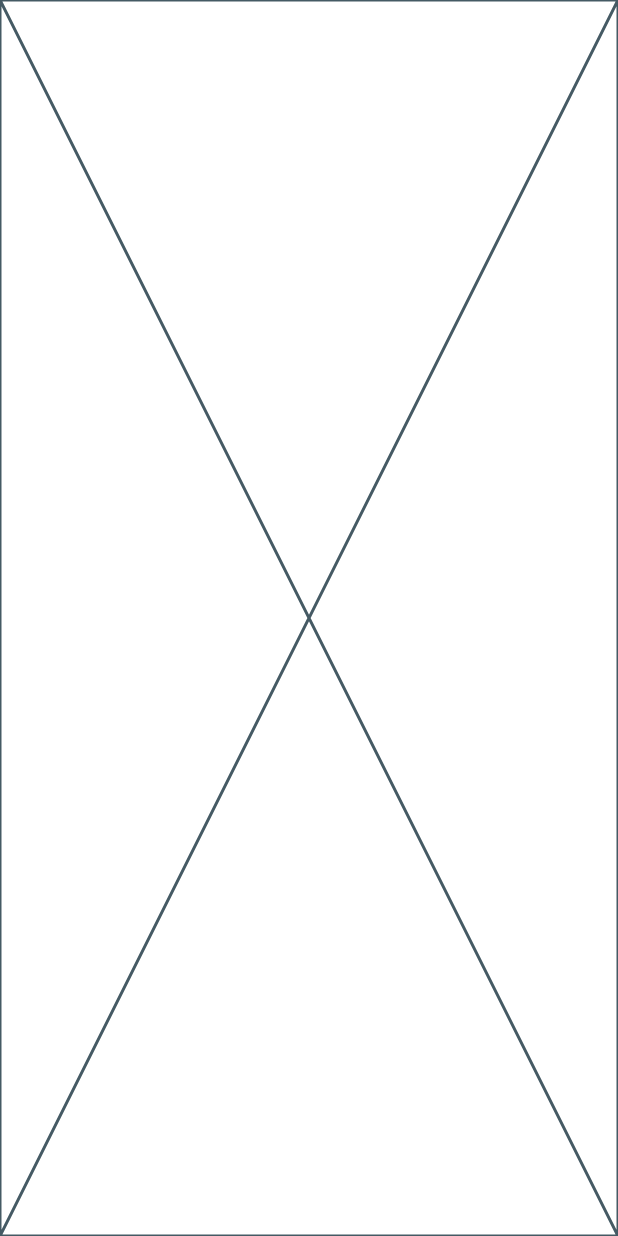
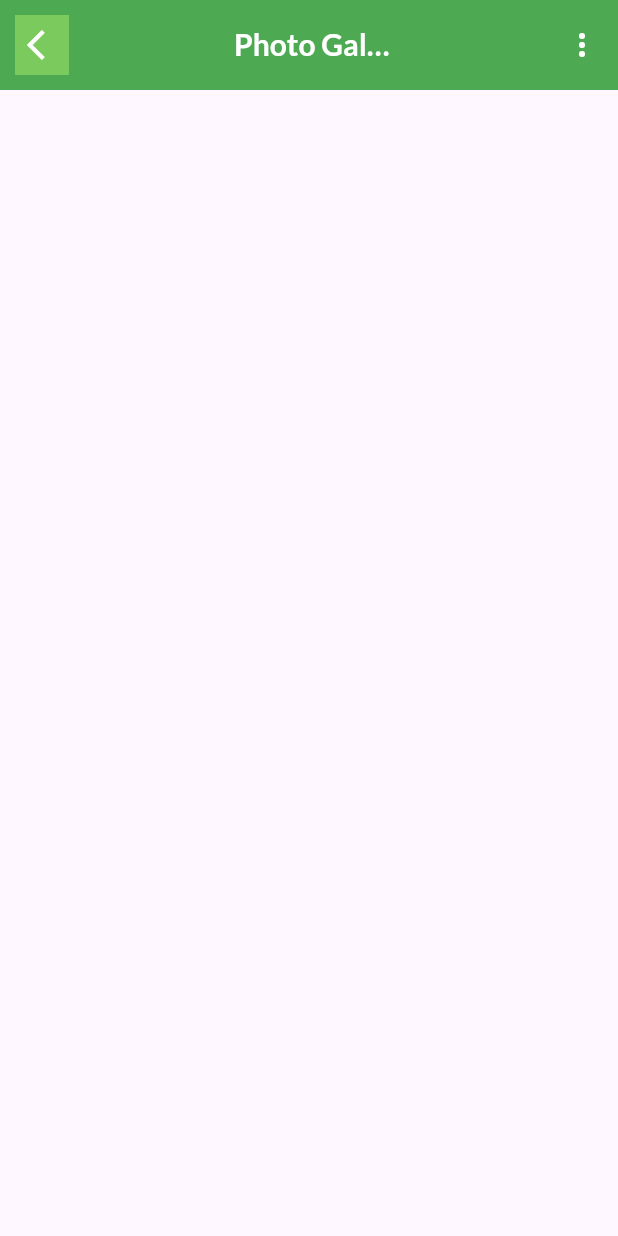
Before and after one commit to didipta/photo_gallery_ass, a Flutter app: the screen it shows after launch, on a phone screen of 412 x 824 dp. Run offline on Flutter 3.47's test engine with Material 3 defaults, Android fonts, the phone set to English and light mode, and no system bars; our stand-ins replace google_fonts.

Commit message:
initially created

```diff
--- a/lib/Component/PhotoGallery.dart
+++ b/lib/Component/PhotoGallery.dart
@@ -1,4 +1,6 @@
 import 'package:flutter/cupertino.dart';
+import 'package:flutter/material.dart';
+import 'package:photo_gallery_ass/style/style.dart';
 
 class PhotoGallery extends StatefulWidget {
   const PhotoGallery({Key? key}) : super(key: key);
@@ -10,6 +12,35 @@ class PhotoGallery extends StatefulWidget {
 class _PhotoGalleryState extends State<PhotoGallery> {
   @override
   Widget build(BuildContext context) {
-    return const Placeholder();
+    return Scaffold(
+      appBar: AppBar(
+        leading: Container(
+          decoration: BoxDecoration(
+            color: Color.fromRGBO(122, 202, 94,1), // Background color for the icon
+            shape: BoxShape.rectangle, // Makes the background circular
+          ),
+          margin: EdgeInsets.all(10), // Optional: adds margin around the icon
+          child: IconButton(
+            icon: Icon(Icons.arrow_back_ios, color: Colors.white),
+            onPressed: () {
+              Navigator.pop(context);
+            },
+          ),
+        ),
+        title: Text("Photo Gallery", style: TextSize(context),),
+        backgroundColor: Colors.green,
+        titleSpacing: 100,
+        toolbarHeight: 60,
+        toolbarOpacity: 1,
+        elevation: 1,
+        centerTitle:true ,
+
+
+        actions: [
+          IconButton(onPressed: (){}, icon:Icon(Icons.more_vert,color:Colors.white ))
+        ],
+
+      ),
+    );
   }
 }
--- a/lib/main.dart
+++ b/lib/main.dart
@@ -1,4 +1,5 @@
 import 'package:flutter/material.dart';
+import 'package:google_fonts/google_fonts.dart';
 import 'package:photo_gallery_ass/Component/PhotoGallery.dart';
 
 void main() {
@@ -11,10 +12,14 @@ class MyApp extends StatelessWidget {
   // This widget is the root of your application.
   @override
   Widget build(BuildContext context) {
+    final textTheme = Theme.of(context).textTheme;
     return MaterialApp(
       title: 'Flutter Demo',
       debugShowCheckedModeBanner: false,
       theme: ThemeData(
+        textTheme: GoogleFonts.latoTextTheme(textTheme).copyWith(
+          bodyMedium: GoogleFonts.oswald(textStyle: textTheme.bodyMedium),
+        ),
         colorScheme: ColorScheme.fromSeed(seedColor: Colors.deepPurple),
         useMaterial3: true,
       ),
--- /dev/null
+++ b/lib/style/style.dart
@@ -0,0 +1,25 @@
+import 'dart:ui';
+
+import 'package:flutter/cupertino.dart';
+import 'package:flutter/material.dart';
+
+TextStyle TextSize(context){
+  var width=MediaQuery.of(context).size.width;
+
+  if(width<650){
+   return TextStyle(
+
+     color:Colors.white,
+     fontSize: 20,
+     fontWeight: FontWeight.w600,
+
+
+   );
+  }else{
+    return TextStyle(
+        color:Colors.white,
+        fontSize: 35,
+        fontWeight: FontWeight.w600
+    );
+  }
+}
--- a/pubspec.yaml
+++ b/pubspec.yaml
@@ -30,6 +30,7 @@ environment:
 dependencies:
   flutter:
     sdk: flutter
+  google_fonts: ^5.1.0
 
 
   # The following adds the Cupertino Icons font to your application.
```
Also changed, not shown: pubspec.lock, 1 other file.
